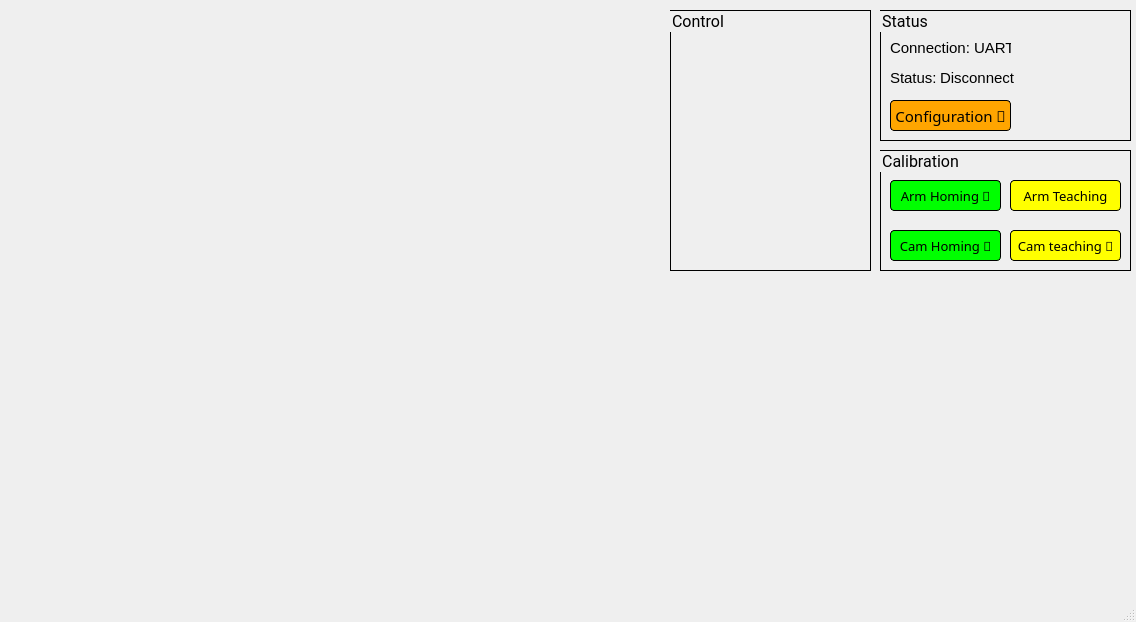
Old version of the form MainController.ui in the repository h2hallowdy/thesis-gui.
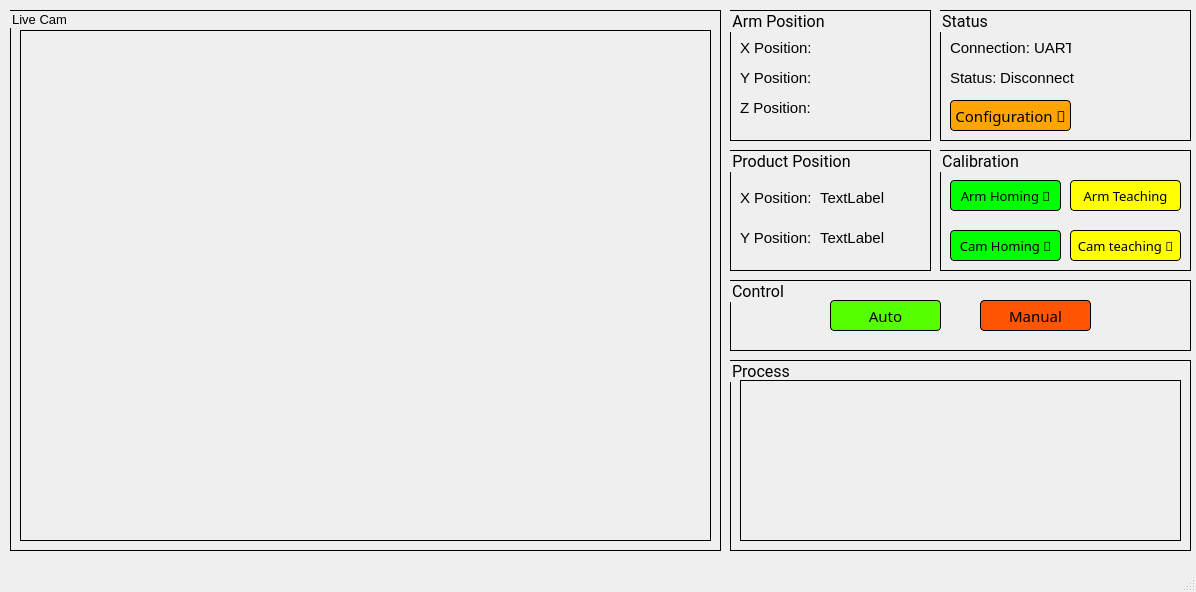
New version of the form.

Commit message: Main Controller UI done -> working for logic behind apps

What changed in the file:
```diff
--- a/MainController.ui
+++ b/MainController.ui
@@ -6,8 +6,8 @@
    <rect>
     <x>0</x>
     <y>0</y>
-    <width>1136</width>
-    <height>622</height>
+    <width>1196</width>
+    <height>592</height>
    </rect>
   </property>
   <property name="windowTitle">
@@ -17,7 +17,7 @@
    <widget class="QGroupBox" name="statusGB">
     <property name="geometry">
      <rect>
-      <x>880</x>
+      <x>940</x>
       <y>10</y>
       <width>251</width>
       <height>131</height>
@@ -130,7 +130,7 @@
    <widget class="QGroupBox" name="calibGB">
     <property name="geometry">
      <rect>
-      <x>880</x>
+      <x>940</x>
       <y>150</y>
       <width>251</width>
       <height>121</height>
@@ -260,13 +260,277 @@
      </property>
     </widget>
    </widget>
+   <widget class="QGroupBox" name="armPosGB">
+    <property name="geometry">
+     <rect>
+      <x>730</x>
+      <y>10</y>
+      <width>201</width>
+      <height>131</height>
+     </rect>
+    </property>
+    <property name="font">
+     <font>
+      <family>Roboto</family>
+      <pointsize>12</pointsize>
+     </font>
+    </property>
+    <property name="styleSheet">
+     <string notr="true">border-style: solid;
+border-width: 1px;</string>
+    </property>
+    <property name="title">
+     <string>Arm Position</string>
+    </property>
+    <widget class="QLabel" name="label">
+     <property name="geometry">
+      <rect>
+       <x>10</x>
+       <y>30</y>
+       <width>81</width>
+       <height>16</height>
+      </rect>
+     </property>
+     <property name="font">
+      <font>
+       <family>MS Shell Dlg 2</family>
+       <pointsize>11</pointsize>
+      </font>
+     </property>
+     <property name="styleSheet">
+      <string notr="true">border-style: none;</string>
+     </property>
+     <property name="text">
+      <string>X Position:</string>
+     </property>
+    </widget>
+    <widget class="QLabel" name="label_3">
+     <property name="geometry">
+      <rect>
+       <x>10</x>
+       <y>60</y>
+       <width>81</width>
+       <height>16</height>
+      </rect>
+     </property>
+     <property name="font">
+      <font>
+       <family>MS Shell Dlg 2</family>
+       <pointsize>11</pointsize>
+      </font>
+     </property>
+     <property name="styleSheet">
+      <string notr="true">border-style: none;</string>
+     </property>
+     <property name="text">
+      <string>Y Position:</string>
+     </property>
+    </widget>
+    <widget class="QLabel" name="xCurLbl">
+     <property name="geometry">
+      <rect>
+       <x>90</x>
+       <y>30</y>
+       <width>81</width>
+       <height>16</height>
+      </rect>
+     </property>
+     <property name="font">
+      <font>
+       <family>Roboto</family>
+       <pointsize>11</pointsize>
+      </font>
+     </property>
+     <property name="styleSheet">
+      <string notr="true">border-style: none;</string>
+     </property>
+     <property name="text">
+      <string/>
+     </property>
+    </widget>
+    <widget class="QLabel" name="yCurLbl">
+     <property name="geometry">
+      <rect>
+       <x>90</x>
+       <y>60</y>
+       <width>81</width>
+       <height>16</height>
+      </rect>
+     </property>
+     <property name="font">
+      <font>
+       <family>Roboto</family>
+       <pointsize>11</pointsize>
+      </font>
+     </property>
+     <property name="styleSheet">
+      <string notr="true">border-style: none;</string>
+     </property>
+     <property name="text">
+      <string/>
+     </property>
+    </widget>
+    <widget class="QLabel" name="label_4">
+     <property name="geometry">
+      <rect>
+       <x>10</x>
+       <y>90</y>
+       <width>81</width>
+       <height>16</height>
+      </rect>
+     </property>
+     <property name="font">
+      <font>
+       <family>MS Shell Dlg 2</family>
+       <pointsize>11</pointsize>
+      </font>
+     </property>
+     <property name="styleSheet">
+      <string notr="true">border-style: none;</string>
+     </property>
+     <property name="text">
+      <string>Z Position:</string>
+     </property>
+    </widget>
+    <widget class="QLabel" name="zCurLbl">
+     <property name="geometry">
+      <rect>
+       <x>90</x>
+       <y>90</y>
+       <width>81</width>
+       <height>16</height>
+      </rect>
+     </property>
+     <property name="font">
+      <font>
+       <family>Roboto</family>
+       <pointsize>11</pointsize>
+      </font>
+     </property>
+     <property name="styleSheet">
+      <string notr="true">border-style: none;</string>
+     </property>
+     <property name="text">
+      <string/>
+     </property>
+    </widget>
+   </widget>
+   <widget class="QGroupBox" name="proPosGB">
+    <property name="geometry">
+     <rect>
+      <x>730</x>
+      <y>150</y>
+      <width>201</width>
+      <height>121</height>
+     </rect>
+    </property>
+    <property name="font">
+     <font>
+      <family>Roboto</family>
+      <pointsize>12</pointsize>
+     </font>
+    </property>
+    <property name="styleSheet">
+     <string notr="true">border-style: solid;
+border-width: 1px;</string>
+    </property>
+    <property name="title">
+     <string>Product Position</string>
+    </property>
+    <widget class="QLabel" name="label_5">
+     <property name="geometry">
+      <rect>
+       <x>10</x>
+       <y>40</y>
+       <width>81</width>
+       <height>16</height>
+      </rect>
+     </property>
+     <property name="font">
+      <font>
+       <family>MS Shell Dlg 2</family>
+       <pointsize>11</pointsize>
+      </font>
+     </property>
+     <property name="styleSheet">
+      <string notr="true">border-style: none;</string>
+     </property>
+     <property name="text">
+      <string>X Position:</string>
+     </property>
+    </widget>
+    <widget class="QLabel" name="label_6">
+     <property name="geometry">
+      <rect>
+       <x>10</x>
+       <y>80</y>
+       <width>81</width>
+       <height>16</height>
+      </rect>
+     </property>
+     <property name="font">
+      <font>
+       <family>MS Shell Dlg 2</family>
+       <pointsize>11</pointsize>
+      </font>
+     </property>
+     <property name="styleSheet">
+      <string notr="true">border-style: none;</string>
+     </property>
+     <property name="text">
+      <string>Y Position:</string>
+     </property>
+    </widget>
+    <widget class="QLabel" name="xProLbl">
+     <property name="geometry">
+      <rect>
+       <x>90</x>
+       <y>40</y>
+       <width>81</width>
+       <height>16</height>
+      </rect>
+     </property>
+     <property name="font">
+      <font>
+       <pointsize>11</pointsize>
+      </font>
+     </property>
+     <property name="styleSheet">
+      <string notr="true">border-style: none;</string>
+     </property>
+     <property name="text">
+      <string>TextLabel</string>
+     </property>
+    </widget>
+    <widget class="QLabel" name="yProLbl">
+     <property name="geometry">
+      <rect>
+       <x>90</x>
+       <y>80</y>
+       <width>81</width>
+       <height>16</height>
+      </rect>
+     </property>
+     <property name="font">
+      <font>
+       <pointsize>11</pointsize>
+      </font>
+     </property>
+     <property name="styleSheet">
+      <string notr="true">border-style: none;</string>
+     </property>
+     <property name="text">
+      <string>TextLabel</string>
+     </property>
+    </widget>
+   </widget>
    <widget class="QGroupBox" name="controlGB">
     <property name="geometry">
      <rect>
-      <x>670</x>
-      <y>10</y>
-      <width>201</width>
-      <height>261</height>
+      <x>730</x>
+      <y>280</y>
+      <width>461</width>
+      <height>71</height>
      </rect>
     </property>
     <property name="font">
@@ -282,6 +546,138 @@
     <property name="title">
      <string>Control</string>
     </property>
+    <widget class="QPushButton" name="autoBtn">
+     <property name="geometry">
+      <rect>
+       <x>100</x>
+       <y>20</y>
+       <width>111</width>
+       <height>31</height>
+      </rect>
+     </property>
+     <property name="font">
+      <font>
+       <family>Material-Design-Iconic-Font</family>
+       <pointsize>11</pointsize>
+      </font>
+     </property>
+     <property name="styleSheet">
+      <string notr="true">background-color: rgb(85, 255, 0);
+border-style: outset;
+border-width: 1px;
+border-radius: 4px;
+border-color: black;
+</string>
+     </property>
+     <property name="text">
+      <string>Auto</string>
+     </property>
+    </widget>
+    <widget class="QPushButton" name="armTestingBtn_2">
+     <property name="geometry">
+      <rect>
+       <x>250</x>
+       <y>20</y>
+       <width>111</width>
+       <height>31</height>
+      </rect>
+     </property>
+     <property name="font">
+      <font>
+       <family>Material-Design-Iconic-Font</family>
+       <pointsize>11</pointsize>
+      </font>
+     </property>
+     <property name="styleSheet">
+      <string notr="true">background-color: rgb(255, 85, 0);
+border-style: outset;
+border-width: 1px;
+border-radius: 4px;
+border-color: black;
+</string>
+     </property>
+     <property name="text">
+      <string>Manual</string>
+     </property>
+    </widget>
+   </widget>
+   <widget class="QGroupBox" name="processGB">
+    <property name="geometry">
+     <rect>
+      <x>730</x>
+      <y>360</y>
+      <width>461</width>
+      <height>191</height>
+     </rect>
+    </property>
+    <property name="font">
+     <font>
+      <family>Roboto</family>
+      <pointsize>12</pointsize>
+     </font>
+    </property>
+    <property name="styleSheet">
+     <string notr="true">border-style: solid;
+border-width: 1px;</string>
+    </property>
+    <property name="title">
+     <string>Process</string>
+    </property>
+    <widget class="QLabel" name="processImgFrame">
+     <property name="geometry">
+      <rect>
+       <x>10</x>
+       <y>20</y>
+       <width>441</width>
+       <height>161</height>
+      </rect>
+     </property>
+     <property name="frameShape">
+      <enum>QFrame::Box</enum>
+     </property>
+     <property name="text">
+      <string/>
+     </property>
+    </widget>
+   </widget>
+   <widget class="QGroupBox" name="liveVidGB">
+    <property name="geometry">
+     <rect>
+      <x>10</x>
+      <y>10</y>
+      <width>711</width>
+      <height>541</height>
+     </rect>
+    </property>
+    <property name="font">
+     <font>
+      <pointsize>10</pointsize>
+      <kerning>true</kerning>
+     </font>
+    </property>
+    <property name="styleSheet">
+     <string notr="true">border-style: solid;
+border-width: 1px;</string>
+    </property>
+    <property name="title">
+     <string>Live Cam</string>
+    </property>
+    <widget class="QLabel" name="liveVidFrame">
+     <property name="geometry">
+      <rect>
+       <x>10</x>
+       <y>20</y>
+       <width>691</width>
+       <height>511</height>
+      </rect>
+     </property>
+     <property name="frameShape">
+      <enum>QFrame::Box</enum>
+     </property>
+     <property name="text">
+      <string/>
+     </property>
+    </widget>
    </widget>
   </widget>
   <widget class="QMenuBar" name="menubar">
```
Left out of the diff: 8 changed lines with no effect on the pictures. The commit also changes 2 other files.
